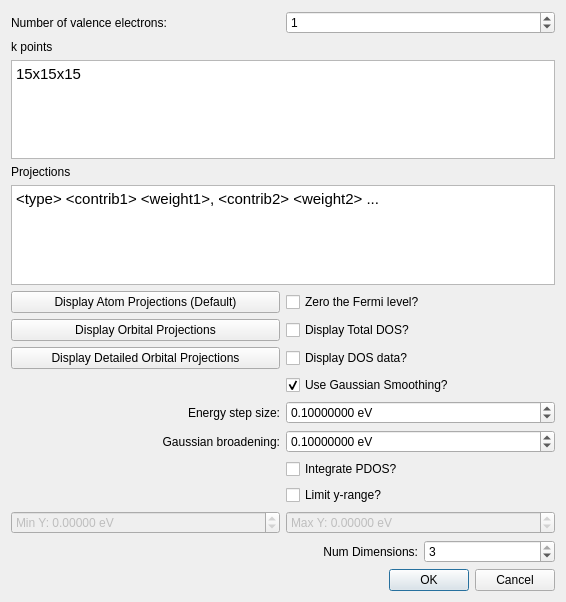
First picture: the form in libavogadro/src/extensions/yaehmop/yaehmopprojecteddosdialog.ui, repository SSeBastian3/avogadro, before the edit.
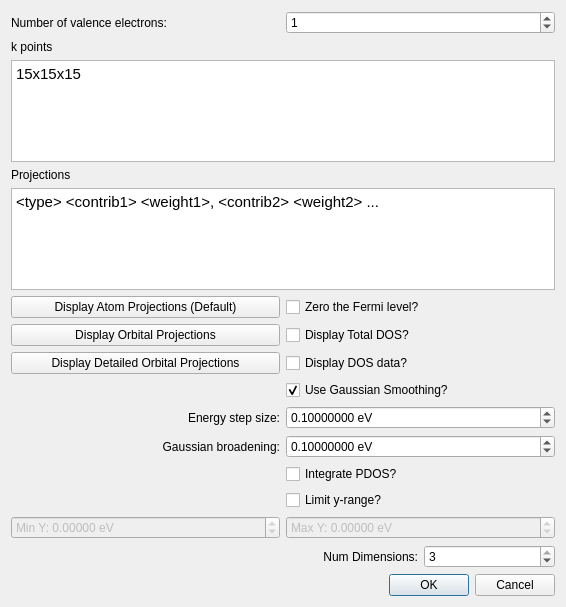
Second picture: the form after the edit.

Commit message: Re-ordered tab stops

Diff of the .ui file:
```diff
--- a/libavogadro/src/extensions/yaehmop/yaehmopprojecteddosdialog.ui
+++ b/libavogadro/src/extensions/yaehmop/yaehmopprojecteddosdialog.ui
@@ -7,7 +7,7 @@
     <x>0</x>
     <y>0</y>
     <width>566</width>
-    <height>602</height>
+    <height>607</height>
    </rect>
   </property>
   <property name="windowTitle">
```
Left out of the diff: 17 changed lines with no effect on the pictures. The commit also changes 3 other files.
